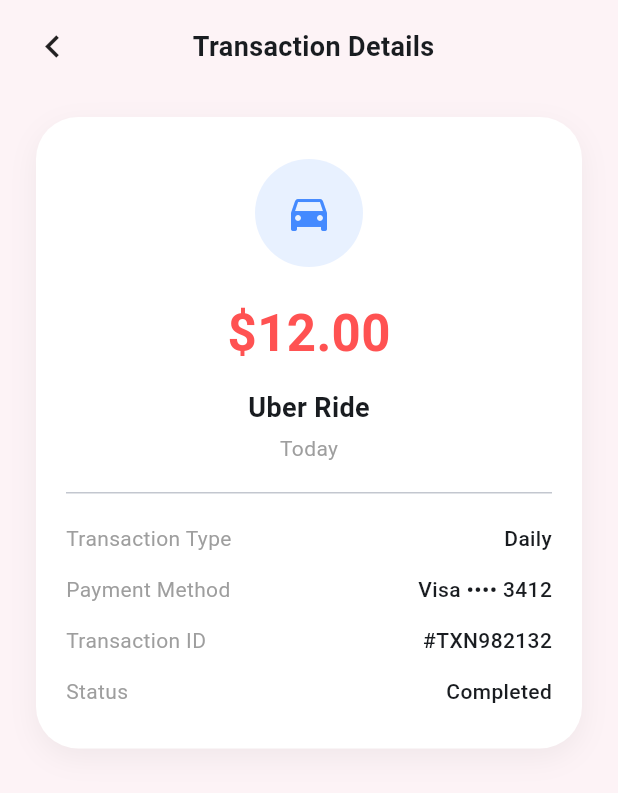
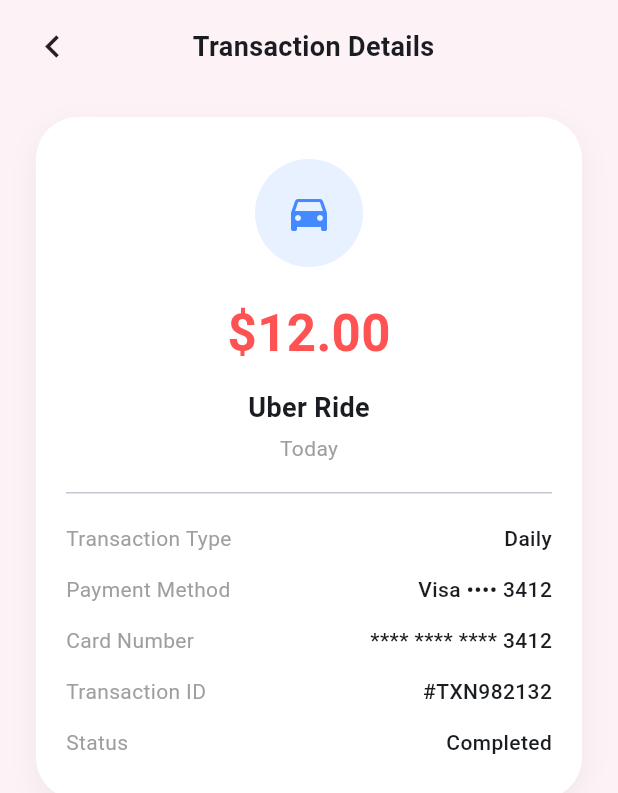
Before and after one commit to samyrh/FrontEnd-Hps, a Flutter app: the TransactionDetailScreen screen opened directly, on a phone screen of 412 x 824 dp. Shown: the top 793 px of the screen. Run offline on Flutter 3.47's test engine with Material 3 defaults, Android fonts, the light colour scheme and no system bars; our stand-ins replace flutter_svg, go_router, google_fonts, intl_phone_field, table_calendar; network calls fail.

Commit message:
transaction details update

```diff
--- a/frontend/lib/screens/transactiondetails.dart
+++ b/frontend/lib/screens/transactiondetails.dart
@@ -49,7 +49,7 @@
                   const Spacer(),
                   const Opacity(
                     opacity: 0,
-                    child: Icon(Icons.chevron_left), // spacer balance
+                    child: Icon(Icons.chevron_left),
                   ),
                 ],
               ),
@@ -117,7 +117,6 @@
 
                     const SizedBox(height: 20),
                     const Divider(height: 0, thickness: 1),
-
                     const SizedBox(height: 20),
 
                     // Additional Info
@@ -129,6 +128,7 @@
                       ],
                     ),
                     const SizedBox(height: 14),
+
                     Row(
                       mainAxisAlignment: MainAxisAlignment.spaceBetween,
                       children: const [
@@ -137,6 +137,16 @@
                       ],
                     ),
                     const SizedBox(height: 14),
+
+                    Row(
+                      mainAxisAlignment: MainAxisAlignment.spaceBetween,
+                      children: const [
+                        Text('Card Number', style: TextStyle(color: Colors.grey)),
+                        Text('**** **** **** 3412', style: TextStyle(fontWeight: FontWeight.w500)),
+                      ],
+                    ),
+                    const SizedBox(height: 14),
+
                     Row(
                       mainAxisAlignment: MainAxisAlignment.spaceBetween,
                       children: const [
@@ -145,6 +155,7 @@
                       ],
                     ),
                     const SizedBox(height: 14),
+
                     Row(
                       mainAxisAlignment: MainAxisAlignment.spaceBetween,
                       children: const [
```
